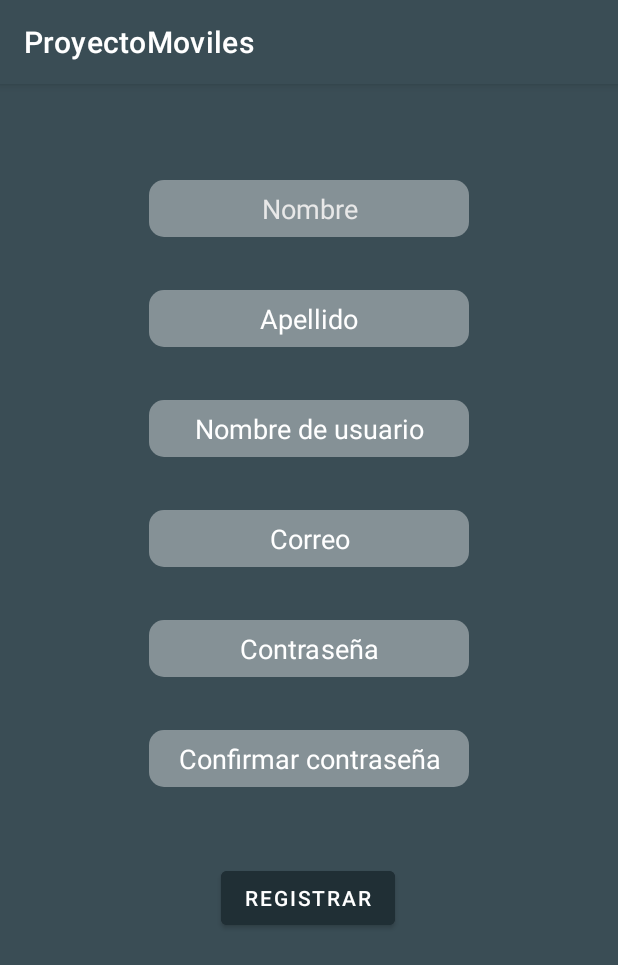
After one commit to gabrielgraunegreiros/PaywalletNative, an Android app: the Registro screen opened directly, with no data from a screen before it, on a phone screen of 412 x 824 dp. The commit adds this screen. Shown: the top 965 px of the screen. Run offline under Robolectric (Android 15) with nearby library versions, the phone set to English and light mode, and no system bars.

Commit message:
Layout registro

```diff
--- a/app/src/main/AndroidManifest.xml
+++ b/app/src/main/AndroidManifest.xml
@@ -10,9 +10,12 @@
         android:supportsRtl="true"
         android:theme="@style/Theme.ProyectoMoviles">
         <activity
-            android:theme="@style/Theme.ProyectoMoviles.NoActionBarAndStatusBar"
+            android:name=".Registro"
+            android:exported="false" />
+        <activity
             android:name=".MainActivity"
-            android:exported="true">
+            android:exported="true"
+            android:theme="@style/Theme.ProyectoMoviles.NoActionBarAndStatusBar">
             <intent-filter>
                 <action android:name="android.intent.action.MAIN" />
 
--- /dev/null
+++ b/app/src/main/java/com/usil/proyectomoviles/Registro.java
@@ -0,0 +1,14 @@
+package com.usil.proyectomoviles;
+
+import androidx.appcompat.app.AppCompatActivity;
+
+import android.os.Bundle;
+
+public class Registro extends AppCompatActivity {
+
+    @Override
+    protected void onCreate(Bundle savedInstanceState) {
+        super.onCreate(savedInstanceState);
+        setContentView(R.layout.lyt_registro);
+    }
+}
--- a/app/src/main/res/drawable/style_button.xml
+++ b/app/src/main/res/drawable/style_button.xml
@@ -1,10 +1,9 @@
 <?xml version="1.0" encoding="utf-8"?>
 <selector xmlns:android="http://schemas.android.com/apk/res/android">
     <item>
-                <shape android:shape="rectangle">
-                    <solid android:color="@color/material_on_primary_disabled"/>
-                    <corners android:radius="10dp"/>
-                    <padding android:right="10dp"/>
-                </shape>
+        <shape android:shape="rectangle">
+            <solid android:color="@color/material_on_primary_disabled"/>
+            <corners android:radius="10dp"/>
+        </shape>
     </item>
 </selector>
--- a/app/src/main/res/layout/login.xml
+++ b/app/src/main/res/layout/login.xml
@@ -15,9 +15,9 @@
         android:layout_marginBottom="40dp"
         android:background="@drawable/style_button"
         android:ems="10"
+        android:gravity="center"
         android:hint="Usuario"
         android:inputType="textPersonName"
-        android:paddingStart="10sp"
         android:textColorHint="#FDFDFD"
         app:layout_constraintBottom_toTopOf="@+id/edtContra"
         app:layout_constraintEnd_toEndOf="parent"
@@ -34,9 +34,9 @@
         android:layout_marginBottom="344dp"
         android:background="@drawable/style_button"
         android:ems="10"
+        android:gravity="center"
         android:hint="Contraseña"
         android:inputType="textPassword"
-        android:paddingStart="10dp"
         android:textColorHint="#FFFFFF"
         app:layout_constraintBottom_toBottomOf="parent"
         app:layout_constraintEnd_toEndOf="parent"
--- /dev/null
+++ b/app/src/main/res/layout/lyt_registro.xml
@@ -0,0 +1,125 @@
+<?xml version="1.0" encoding="utf-8"?>
+<androidx.constraintlayout.widget.ConstraintLayout xmlns:android="http://schemas.android.com/apk/res/android"
+    xmlns:app="http://schemas.android.com/apk/res-auto"
+    xmlns:tools="http://schemas.android.com/tools"
+    android:layout_width="match_parent"
+    android:layout_height="match_parent"
+    tools:context=".Registro"
+    android:background="#3A4D55">
+
+    <EditText
+        android:id="@+id/editTextTextPersonName"
+        android:layout_width="wrap_content"
+        android:layout_height="38dp"
+        android:layout_marginStart="32dp"
+        android:layout_marginTop="64dp"
+        android:layout_marginEnd="32dp"
+        android:background="@drawable/style_button"
+        android:ems="10"
+        android:gravity="center"
+        android:hint="Nombre"
+        android:inputType="textPersonName"
+        android:textColorHint="#E8E8E8"
+        app:layout_constraintEnd_toEndOf="parent"
+        app:layout_constraintStart_toStartOf="parent"
+        app:layout_constraintTop_toTopOf="parent" />
+
+    <EditText
+        android:id="@+id/editTextTextPersonName2"
+        android:layout_width="wrap_content"
+        android:layout_height="38dp"
+        android:layout_marginStart="32dp"
+        android:layout_marginTop="35dp"
+        android:layout_marginEnd="32dp"
+        android:background="@drawable/style_button"
+        android:ems="10"
+        android:gravity="center"
+        android:hint="Apellido"
+        android:inputType="textPersonName"
+        android:textColorHint="#FFFFFF"
+        app:layout_constraintEnd_toEndOf="parent"
+        app:layout_constraintStart_toStartOf="parent"
+        app:layout_constraintTop_toBottomOf="@+id/editTextTextPersonName" />
+
+    <EditText
+        android:id="@+id/editTextTextPersonName3"
+        android:layout_width="wrap_content"
+        android:layout_height="38dp"
+        android:layout_marginStart="32dp"
+        android:layout_marginTop="35dp"
+        android:layout_marginEnd="32dp"
+        android:background="@drawable/style_button"
+        android:ems="10"
+        android:gravity="center"
+        android:hint="Nombre de usuario"
+        android:inputType="textPersonName"
+        android:textColorHint="#FFFFFF"
+        app:layout_constraintEnd_toEndOf="parent"
+        app:layout_constraintStart_toStartOf="parent"
+        app:layout_constraintTop_toBottomOf="@+id/editTextTextPersonName2" />
+
+    <EditText
+        android:id="@+id/editTextTextPersonName4"
+        android:layout_width="wrap_content"
+        android:layout_height="38dp"
+        android:layout_marginStart="32dp"
+        android:layout_marginTop="35dp"
+        android:layout_marginEnd="32dp"
+        android:background="@drawable/style_button"
+        android:ems="10"
+        android:gravity="center"
+        android:hint="Correo"
+        android:inputType="textPersonName"
+        android:textColorHint="#FFFFFF"
+        app:layout_constraintEnd_toEndOf="parent"
+        app:layout_constraintStart_toStartOf="parent"
+        app:layout_constraintTop_toBottomOf="@+id/editTextTextPersonName3" />
+
+    <EditText
+        android:id="@+id/editTextTextPassword"
+        android:layout_width="wrap_content"
+        android:layout_height="38dp"
+        android:layout_marginStart="32dp"
+        android:layout_marginTop="35dp"
+        android:layout_marginEnd="32dp"
+        android:background="@drawable/style_button"
+        android:ems="10"
+        android:gravity="center"
+        android:hint="Contraseña"
+        android:inputType="textPassword"
+        android:textColorHint="#FFFFFF"
+        app:layout_constraintEnd_toEndOf="parent"
+        app:layout_constraintStart_toStartOf="parent"
+        app:layout_constraintTop_toBottomOf="@+id/editTextTextPersonName4" />
+
+    <Button
+        android:id="@+id/button"
+        android:layout_width="wrap_content"
+        android:layout_height="wrap_content"
+        android:layout_marginStart="32dp"
+        android:layout_marginTop="50dp"
+        android:layout_marginEnd="32dp"
+        android:backgroundTint="#202F35"
+        android:text="Registrar"
+        app:layout_constraintEnd_toEndOf="parent"
+        app:layout_constraintHorizontal_bias="0.497"
+        app:layout_constraintStart_toStartOf="parent"
+        app:layout_constraintTop_toBottomOf="@+id/editTextTextPassword2" />
+
+    <EditText
+        android:id="@+id/editTextTextPassword2"
+        android:layout_width="wrap_content"
+        android:layout_height="38dp"
+        android:layout_marginStart="32dp"
+        android:layout_marginTop="35dp"
+        android:layout_marginEnd="32dp"
+        android:background="@drawable/style_button"
+        android:ems="10"
+        android:gravity="center"
+        android:hint="Confirmar contraseña"
+        android:inputType="textPassword"
+        android:textColorHint="#FFFFFF"
+        app:layout_constraintEnd_toEndOf="parent"
+        app:layout_constraintStart_toStartOf="parent"
+        app:layout_constraintTop_toBottomOf="@+id/editTextTextPassword" />
+</androidx.constraintlayout.widget.ConstraintLayout>
```
